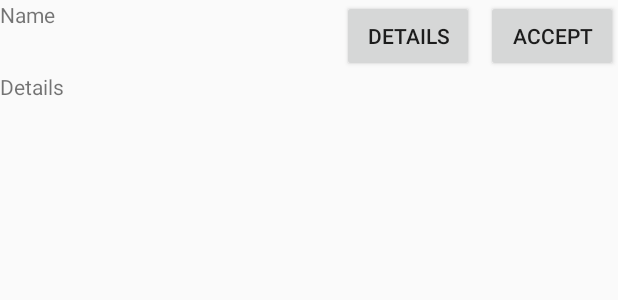
After one commit to Jordan-Betcher/Siviso-Lite, an Android app: the layout list_item_permission.xml on its own in the app's theme, with its tools: preview values and no code run, on a phone screen of 412 x 824 dp. The commit adds this screen. Shown: the top 300 px of the screen. Run offline under Robolectric (Android 15) with nearby library versions, the phone set to English and light mode, and no system bars.

Commit message:
Permission Layout and Strings

```diff
--- /dev/null
+++ b/AndroidProject/app/src/main/res/layout/list_item_permission.xml
@@ -0,0 +1,43 @@
+<?xml version="1.0" encoding="utf-8"?>
+<androidx.constraintlayout.widget.ConstraintLayout xmlns:android="http://schemas.android.com/apk/res/android"
+    xmlns:app="http://schemas.android.com/apk/res-auto"
+    xmlns:tools="http://schemas.android.com/tools"
+    android:layout_width="match_parent"
+    android:layout_height="wrap_content">
+
+    <TextView
+        android:id="@+id/permissionName"
+        android:layout_width="wrap_content"
+        android:layout_height="0dp"
+        android:text="Name"
+        app:layout_constraintBottom_toBottomOf="@+id/permissionShowDetails"
+        app:layout_constraintStart_toStartOf="parent"
+        app:layout_constraintTop_toTopOf="parent" />
+
+    <Button
+        android:id="@+id/permissionAccept"
+        android:layout_width="wrap_content"
+        android:layout_height="wrap_content"
+        android:text="@string/permission_accept"
+        app:layout_constraintEnd_toEndOf="parent"
+        app:layout_constraintTop_toTopOf="parent" />
+
+    <Button
+        android:id="@+id/permissionShowDetails"
+        android:layout_width="wrap_content"
+        android:layout_height="wrap_content"
+        android:layout_marginEnd="8dp"
+        android:layout_marginRight="8dp"
+        android:text="@string/permission_show_details"
+        app:layout_constraintEnd_toStartOf="@+id/permissionAccept"
+        app:layout_constraintTop_toTopOf="parent" />
+
+    <TextView
+        android:id="@+id/permissionDetails"
+        android:layout_width="0dp"
+        android:layout_height="wrap_content"
+        android:text="Details"
+        app:layout_constraintEnd_toEndOf="parent"
+        app:layout_constraintStart_toStartOf="parent"
+        app:layout_constraintTop_toBottomOf="@+id/permissionAccept" />
+</androidx.constraintlayout.widget.ConstraintLayout>
--- a/AndroidProject/app/src/main/res/values/strings.xml
+++ b/AndroidProject/app/src/main/res/values/strings.xml
@@ -1,5 +1,2 @@
 <resources>
-    <string name="app_name">Siviso Lite</string>
-    <string name="title_home">Siviso Lite</string>
-    <string name="text_for_switch_on_off">Off/On</string>
 </resources>
--- /dev/null
+++ b/AndroidProject/app/src/main/res/values/strings_activity_home.xml
@@ -0,0 +1,6 @@
+<?xml version="1.0" encoding="utf-8"?>
+<resources>
+    <string name="app_name">Siviso Lite</string>
+    <string name="title_home">Siviso Lite</string>
+    <string name="text_for_switch_on_off">Off/On</string>
+</resources>
```
Also changed, not shown: AndroidProject/app/src/main/res/layout/activity_permissions.xml (added, +50 -0 lines), AndroidProject/app/src/main/res/values/strings_activity_permissions.xml (added, +10 -0 lines).
